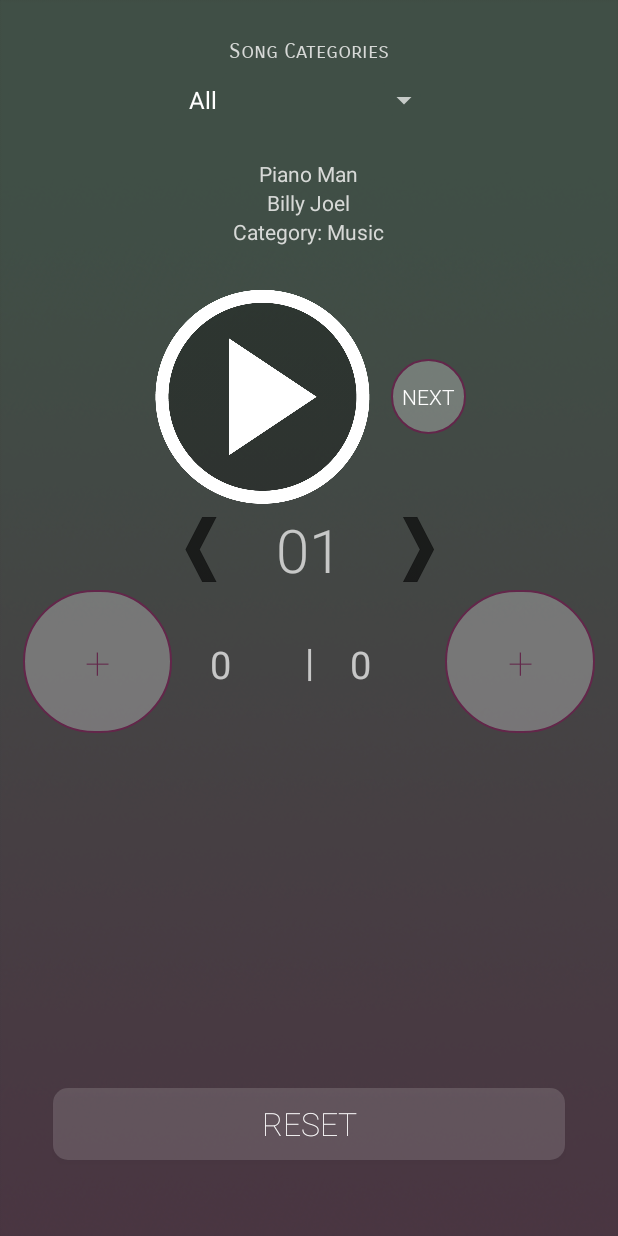
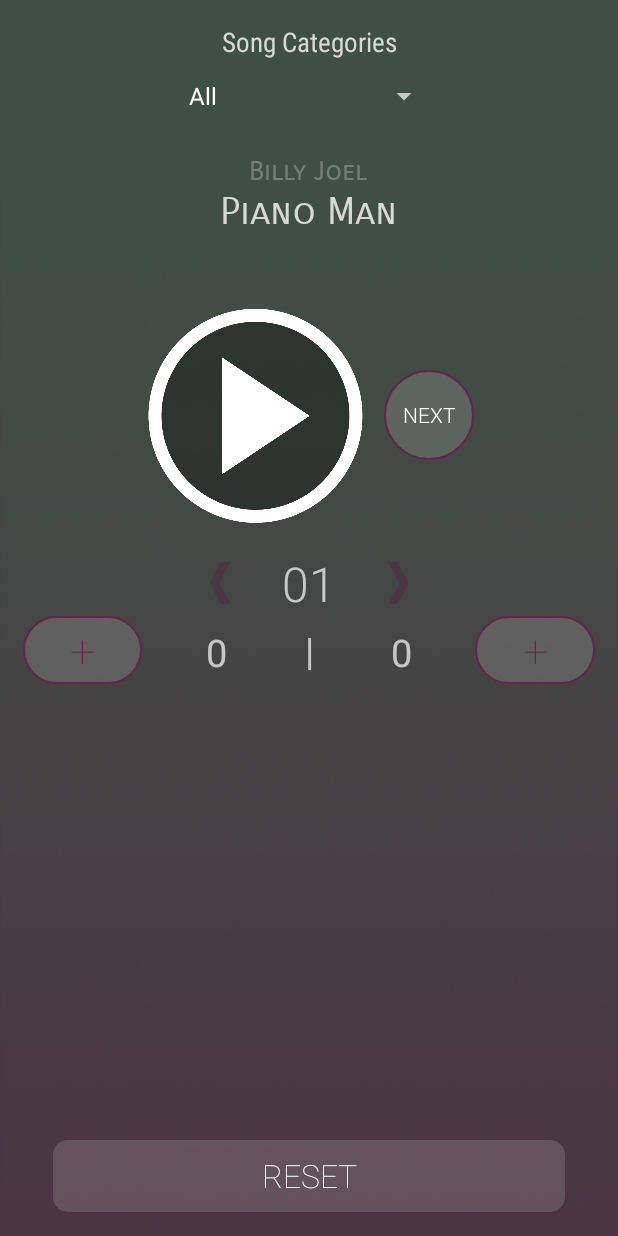
Before and after one commit to trietias/SongSnippets, an Android app: the screen it shows after launch (MainActivity), on a phone screen of 412 x 824 dp. Run offline under Robolectric (Android 15) with nearby library versions, the phone set to English and light mode, and no system bars.

Commit message:
button changes

```diff
--- a/app/src/main/res/drawable/round_btn.xml
+++ b/app/src/main/res/drawable/round_btn.xml
@@ -1,6 +1,6 @@
 <?xml version="1.0" encoding="utf-8"?>
 <shape xmlns:android="http://schemas.android.com/apk/res/android" android:shape="rectangle">
-    <solid android:color="#45FFFFFF" />
+    <solid android:color="#25FFFFFF" />
     <corners android:bottomRightRadius="75dp"
         android:bottomLeftRadius="75dp"
         android:topRightRadius="75dp"
--- a/app/src/main/res/layout/activity_main.xml
+++ b/app/src/main/res/layout/activity_main.xml
@@ -14,13 +14,14 @@
         android:layout_height="wrap_content"
         android:orientation="horizontal"
         android:gravity="center"
-        android:layout_marginTop="25dp">
+        android:layout_marginTop="15dp">
         <TextView
             android:layout_height="wrap_content"
             android:layout_width="match_parent"
             android:gravity="center_horizontal"
+            android:fontFamily="sans-serif-condensed"
             android:text="@string/categories"
-            android:fontFamily="sans-serif-smallcaps"
+            android:textSize="18sp"
             android:textColor="@color/text"
             android:id="@+id/textView" />
     </LinearLayout>
@@ -39,31 +40,30 @@
     <LinearLayout
         android:layout_width="match_parent"
         android:layout_height="wrap_content"
-        android:orientation="vertical">
+        android:orientation="vertical"
+        android:layout_marginTop="15dp" >
         <TextView
             android:layout_width="wrap_content"
             android:layout_height="wrap_content"
-            android:text="Song"
-            android:textColor="@color/text"
+            android:fontFamily="sans-serif-smallcaps"
+            android:text="Artist"
+            android:textSize="18sp"
+            android:textColor="@color/colorPrimary"
             android:layout_gravity="center"
-            android:id="@+id/songTitle"
-            android:layout_marginTop="15dp" />
-
+            android:id="@+id/artistName" />
         <TextView
             android:layout_width="wrap_content"
             android:layout_height="wrap_content"
-            android:text="Artist"
+            android:fontFamily="sans-serif-smallcaps"
+            android:text="Song"
+            android:textSize="25sp"
+            android:textColor="@color/text"
             android:layout_gravity="center"
-            android:id="@+id/artistName"
-            android:textColor="@color/text" />
-
+            android:id="@+id/songTitle" />
         <TextView
             android:layout_width="wrap_content"
-            android:layout_height="wrap_content"
-            android:text="Category"
-            android:layout_gravity="center"
-            android:id="@+id/categoryName"
-            android:textColor="@color/text" />
+            android:layout_height="0dp"
+            android:id="@+id/categoryName" />
     </LinearLayout>
 
     <!-- Play Button -->
@@ -72,7 +72,7 @@
         android:layout_height="wrap_content"
         android:orientation="horizontal"
         android:gravity="center"
-        android:layout_marginTop="25dp">
+        android:layout_marginTop="45dp">
         <ImageButton
             android:layout_width="150dp"
             android:layout_height="150dp"
@@ -81,8 +81,8 @@
             android:background="@drawable/play_button"
             android:contentDescription="@string/play_button" />
         <Button
-            android:layout_width="50dp"
-            android:layout_height="50dp"
+            android:layout_width="60dp"
+            android:layout_height="60dp"
             android:background="@drawable/round_btn"
             android:id="@+id/refresh"
             android:onClick="random"
@@ -96,10 +96,11 @@
     <LinearLayout
         android:layout_width="match_parent"
         android:layout_height="wrap_content"
-        android:gravity="center">
+        android:gravity="center"
+        android:layout_marginTop="15dp">
         <ImageButton
-            android:layout_width="50dp"
-            android:layout_height="50dp"
+            android:layout_width="32dp"
+            android:layout_height="32dp"
             android:background="@drawable/backward"
             android:onClick="editInterval"
             android:id="@+id/backwardButton"
@@ -108,14 +109,14 @@
             android:layout_width="wrap_content"
             android:layout_height="wrap_content"
             android:text="@string/_1"
-            android:textSize="40sp"
+            android:textSize="32sp"
             android:fontFamily="sans-serif-light"
             android:id="@+id/intervalText"
             android:paddingRight="25dp"
             android:paddingLeft="25dp"/>
         <ImageButton
-            android:layout_width="50dp"
-            android:layout_height="50dp"
+            android:layout_width="32dp"
+            android:layout_height="32dp"
             android:background="@drawable/forward"
             android:onClick="editInterval"
             android:id="@+id/forwardButton"
@@ -141,8 +142,8 @@
             android:layout_height="wrap_content"
             android:layout_weight="1">
             <Button
-                android:layout_width="75dp"
-                android:layout_height="95dp"
+                android:layout_width="45dp"
+                android:layout_height="45dp"
                 android:id="@+id/team1Add"
                 android:background="@drawable/round_btn"
                 android:onClick="increaseScore"
@@ -159,6 +160,7 @@
                 android:paddingLeft="25dp"
                 android:text="@string/_1"
                 android:textSize="25sp"
+                android:textAlignment="center"
                 android:id="@+id/team1Points"
                 android:layout_weight="1"/>
         </LinearLayout>
@@ -181,11 +183,12 @@
                 android:paddingRight="25dp"
                 android:text="@string/_1"
                 android:textSize="25sp"
+                android:textAlignment="center"
                 android:id="@+id/team2Points"
                 android:layout_weight="1"/>
             <Button
-                android:layout_width="75dp"
-                android:layout_height="95dp"
+                android:layout_width="45dp"
+                android:layout_height="45dp"
                 android:id="@+id/team2Add"
                 android:background="@drawable/round_btn"
                 android:onClick="increaseScore"
@@ -215,7 +218,7 @@
             android:textSize="21sp"
             android:layout_marginLeft="35dp"
             android:layout_marginRight="35dp"
-            android:layout_marginBottom="25dp"
+            android:layout_marginBottom="8dp"
             android:layout_gravity="bottom"/>
     </LinearLayout>
 </LinearLayout>
--- a/app/src/main/res/values/colors.xml
+++ b/app/src/main/res/values/colors.xml
@@ -4,7 +4,7 @@
     <color name="text">#D7D9D7</color>
     <color name="accent">#63264A</color>>
     <color name="button">#50514F</color>
-    <color name="colorPrimary">#35FFFFFF</color>
+    <color name="colorPrimary">#45FFFFFF</color>
     <color name="colorPrimaryDark">#16425B</color>
     <color name="colorAccent">#E0C1B3</color>
 </resources>
```
Also changed, not shown: app/src/main/res/drawable/backward.png, app/src/main/res/drawable/forward.png, app/src/main/res/drawable/refresh.png (deleted), app/src/main/res/drawable/restart.png (deleted).
